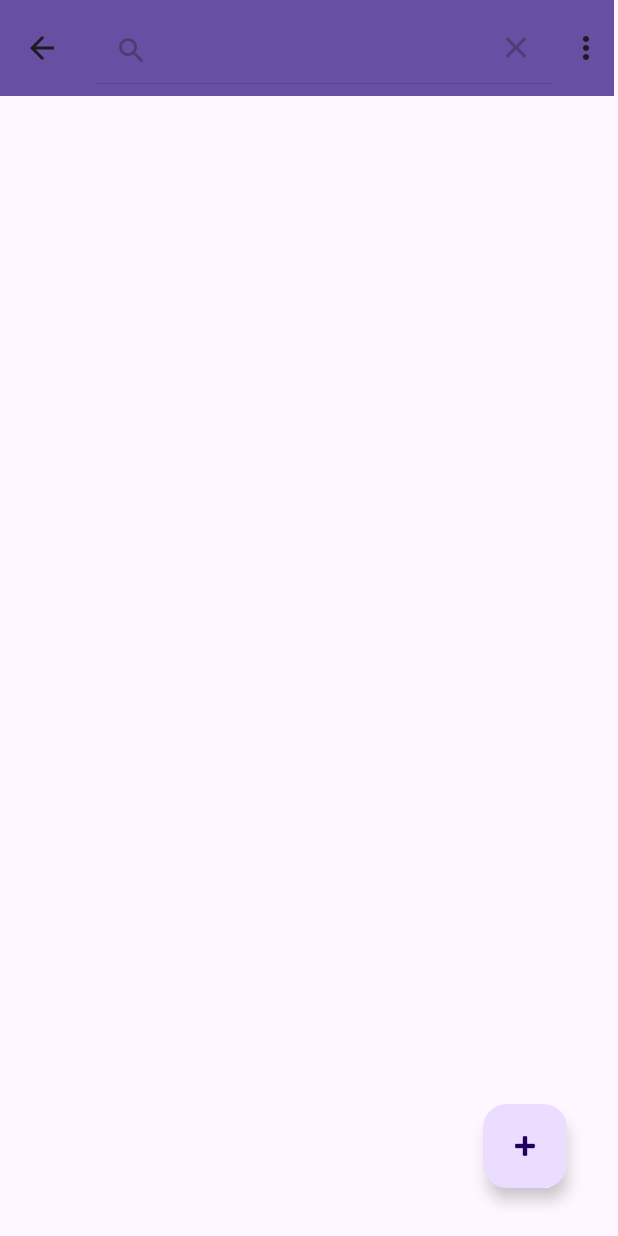
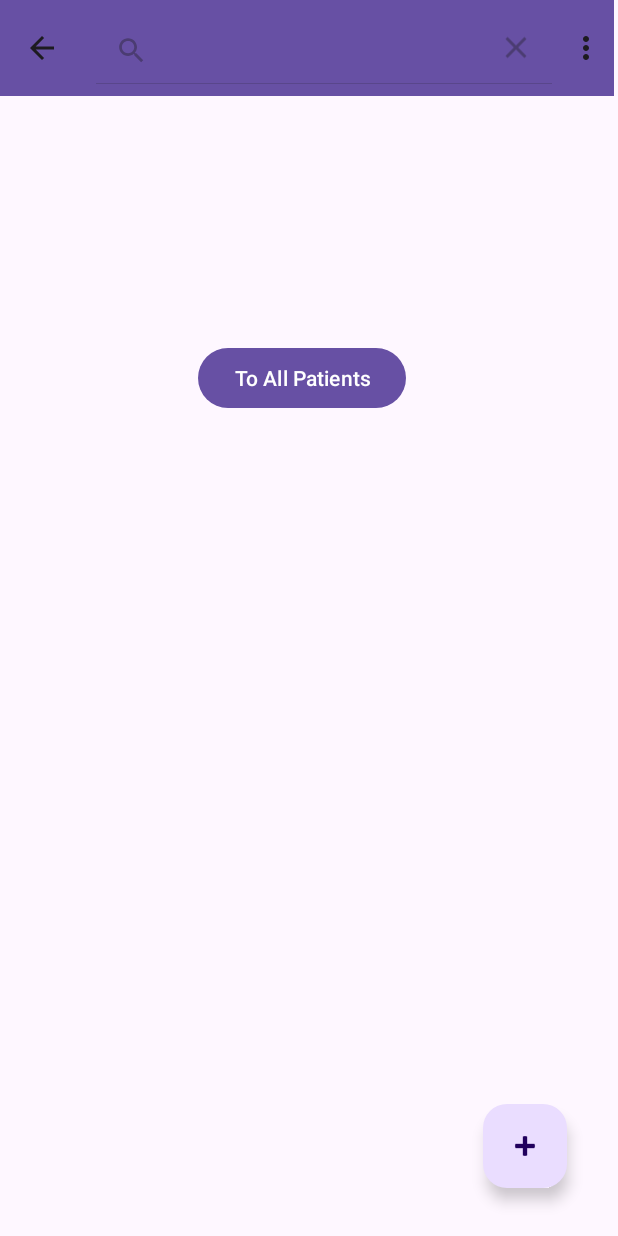
Before and after one commit to paeddym/Careify2, an Android app: the Category screen opened directly, with no data from a screen before it, after a tap on "Search", on a phone screen of 412 x 824 dp. Run offline under Robolectric (Android 15) with nearby library versions, the phone set to English and light mode, and no system bars.

Commit message:
added navigation to all patients and single patient activities

```diff
--- a/app/src/main/java/com/example/careify2/Category.java
+++ b/app/src/main/java/com/example/careify2/Category.java
@@ -33,6 +33,14 @@ public class Category extends AppCompatActivity {
             getSupportActionBar().setDisplayHomeAsUpEnabled(true);
             getSupportActionBar().setDisplayShowHomeEnabled(true);
         }
+
+        Button testButton;
+        testButton = (Button) findViewById(R.id.testButtonToAllPatients);
+        testButton.setOnClickListener(new View.OnClickListener(){
+            public void onClick(View view){
+                startActivity(new Intent(Category.this, AllPatients.class));          //MAGIC CODE
+            }
+        });
     }
 
     @Override
--- a/app/src/main/res/layout/activity_category.xml
+++ b/app/src/main/res/layout/activity_category.xml
@@ -27,4 +27,14 @@
         tools:layout_editor_absoluteX="1dp"
         tools:layout_editor_absoluteY="3dp" />
 
+    <Button
+        android:id="@+id/testButtonToAllPatients"
+        android:layout_width="wrap_content"
+        android:layout_height="wrap_content"
+        android:layout_marginStart="132dp"
+        android:layout_marginBottom="548dp"
+        android:text="To All Patients"
+        app:layout_constraintBottom_toBottomOf="parent"
+        app:layout_constraintStart_toStartOf="parent" />
+
 </androidx.constraintlayout.widget.ConstraintLayout>
```
Also changed, not shown: app/src/main/java/com/example/careify2/AllPatients.java (+47 -0 lines), app/src/main/res/layout/activity_all_patients.xml (+20 -0 lines).
